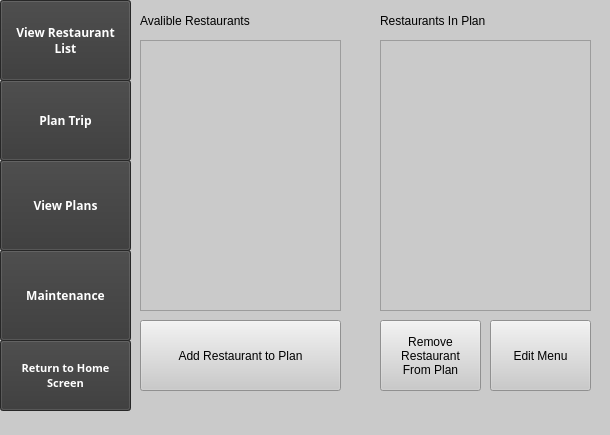
Qt form FastFoodFinder/mainwindow.ui (annaali1/CS1DProject1) before a commit.
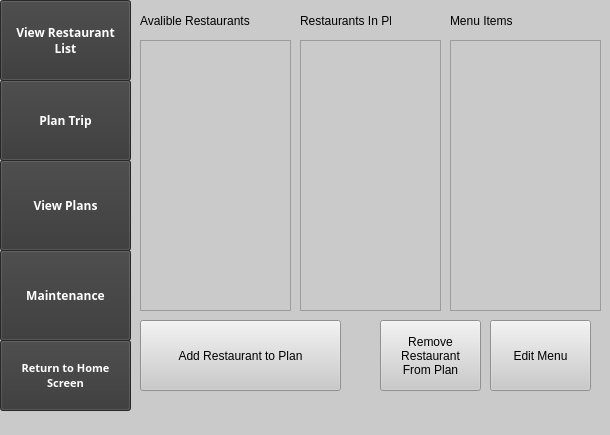
The same form after that commit. The open tabs and pages were chosen to show the change.

Commit message: Added add and remove restaurants from plan functionality

Diff of the .ui file:
```diff
--- a/FastFoodFinder/mainwindow.ui
+++ b/FastFoodFinder/mainwindow.ui
@@ -512,7 +512,7 @@
        <rect>
         <x>10</x>
         <y>40</y>
-        <width>201</width>
+        <width>151</width>
         <height>271</height>
        </rect>
       </property>
@@ -520,9 +520,9 @@
      <widget class="QListWidget" name="restaurantInPlan_listWidget">
       <property name="geometry">
        <rect>
-        <x>250</x>
+        <x>170</x>
         <y>40</y>
-        <width>211</width>
+        <width>141</width>
         <height>271</height>
        </rect>
       </property>
@@ -532,7 +532,7 @@
        <rect>
         <x>10</x>
         <y>10</y>
-        <width>181</width>
+        <width>121</width>
         <height>21</height>
        </rect>
       </property>
@@ -543,9 +543,9 @@
      <widget class="QLabel" name="label_2">
       <property name="geometry">
        <rect>
-        <x>250</x>
+        <x>170</x>
         <y>10</y>
-        <width>181</width>
+        <width>91</width>
         <height>21</height>
        </rect>
       </property>
@@ -594,6 +594,29 @@
        <string>Edit Menu</string>
       </property>
      </widget>
+     <widget class="QListWidget" name="menuItemsInPlan_listWidget">
+      <property name="geometry">
+       <rect>
+        <x>320</x>
+        <y>40</y>
+        <width>151</width>
+        <height>271</height>
+       </rect>
+      </property>
+     </widget>
+     <widget class="QLabel" name="label_4">
+      <property name="geometry">
+       <rect>
+        <x>320</x>
+        <y>10</y>
+        <width>141</width>
+        <height>21</height>
+       </rect>
+      </property>
+      <property name="text">
+       <string>Menu Items</string>
+      </property>
+     </widget>
     </widget>
     <widget class="QWidget" name="viewPlansPage">
      <widget class="QPushButton" name="loadPlan_button">
```
Left out of the diff: 2 changed lines with no effect on the pictures. The commit also changes 6 other files.
